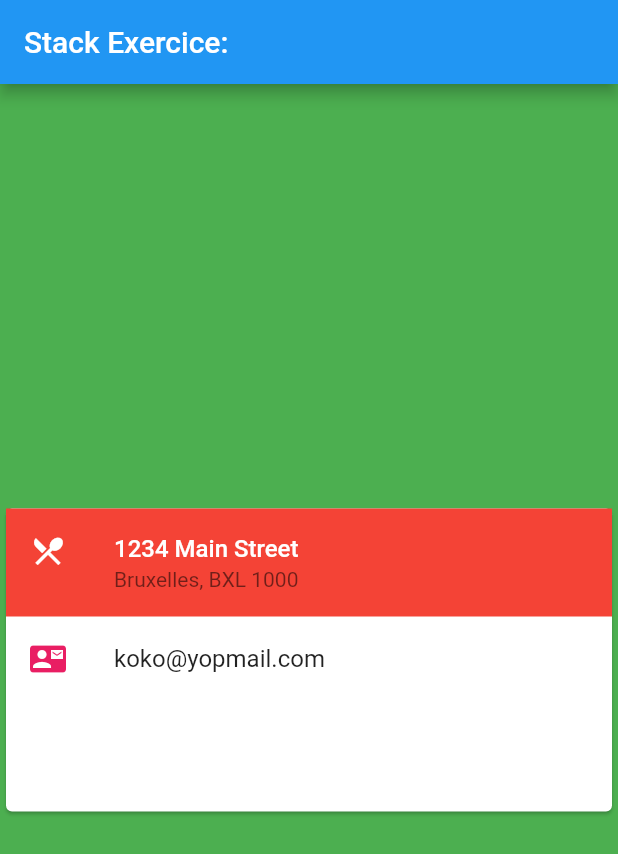
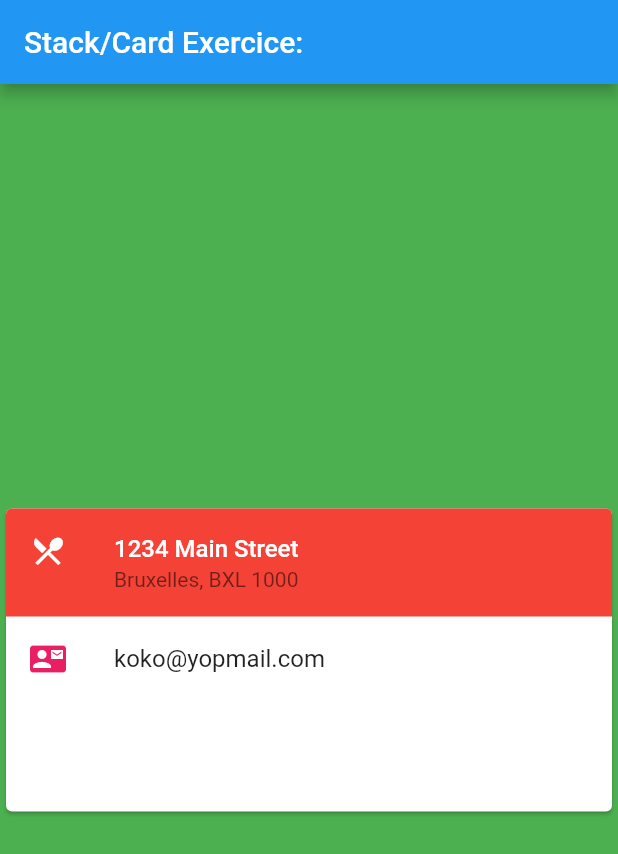
Before and after one commit to LockyBounty/flutterTraining, a Flutter app: the screen it shows after launch, on a phone screen of 412 x 824 dp. Shown: the top 854 px of the screen. Run offline on Flutter 3.47's test engine with Material 2 defaults, Android fonts, the phone set to English and light mode, and no system bars.

Commit message:
added card exercice + border

```diff
--- a/lib/main.dart
+++ b/lib/main.dart
@@ -38,7 +38,7 @@ class MonApp extends StatelessWidget{
         title: 'Oh my geez!',
         home: Scaffold(
           appBar: AppBar(
-            title: Text('Stack Exercice:'),
+            title: Text('Stack/Card Exercice:'),
             ),
           body: Center(
             child: _buildCard(),),
@@ -55,7 +55,20 @@ class MonApp extends StatelessWidget{
       child: Column(
         children: [
           Container(
+
             decoration: BoxDecoration(
+              // border: Border(
+              //   bottom: BorderSide(
+              //     color: Colors.white24,
+              //     width: 5.0
+              //     )
+              // ),
+
+              borderRadius: BorderRadius.only(
+
+                topLeft: Radius.circular(4),
+                topRight: Radius.circular(4),
+              ),
               color: Colors.red,
             ),
             child: ListTile(
```
